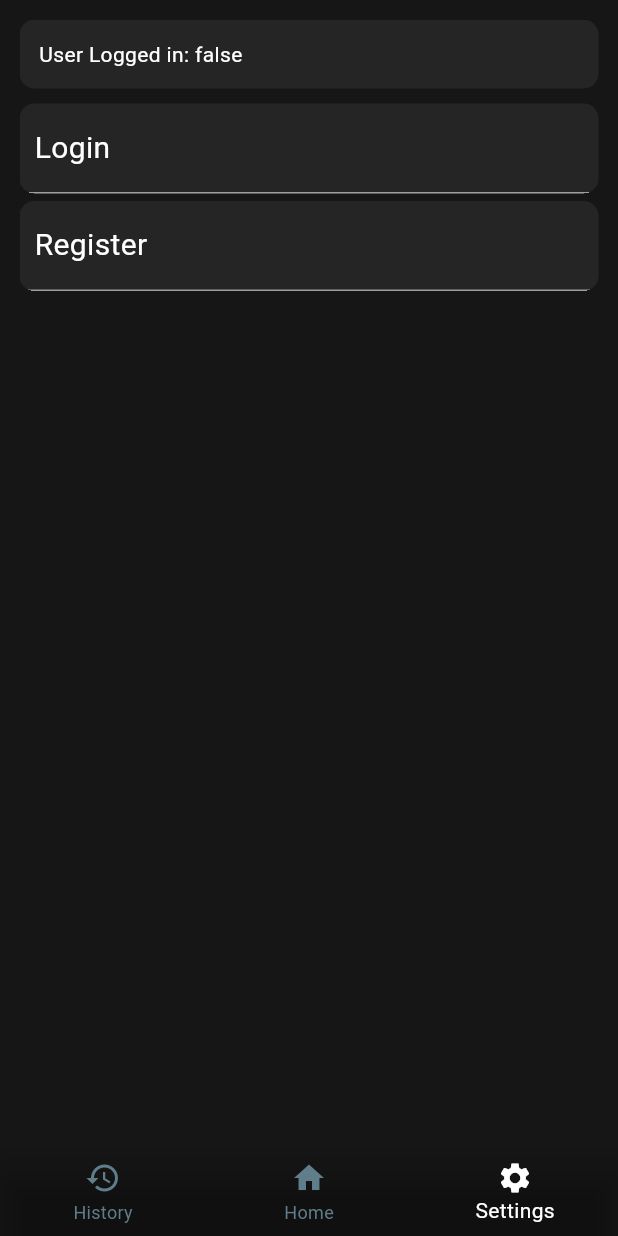
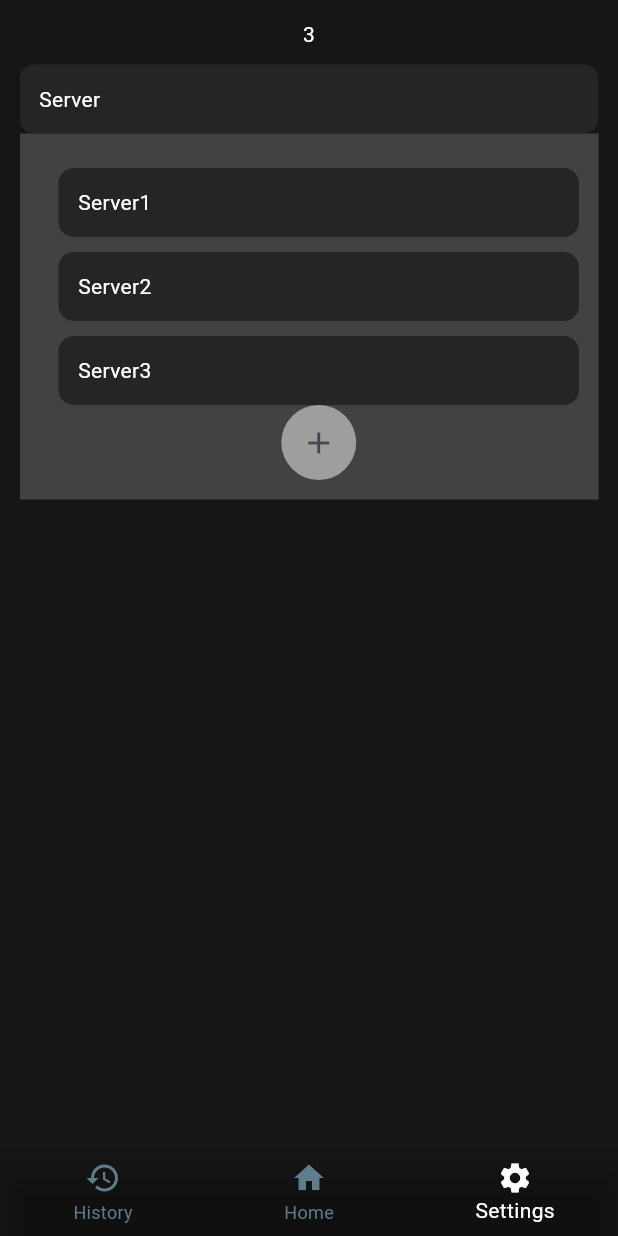
Before and after one commit to Raphael2b3/swarmintelligencemobile, a Flutter app: the screen it shows after launch, item 3 of the bottom bar chosen, on a phone screen of 412 x 824 dp. Run offline on Flutter 3.47's test engine with Material 3 defaults, Android fonts, the phone set to English and light mode, and no system bars; our stand-ins replace go_router; missing offline and left inert: dart:ffi.

Commit message:
some big stuff hapened hier

```diff
--- a/lib/models/app.dart
+++ b/lib/models/app.dart
@@ -1,47 +1,61 @@
 import 'dart:ffi';
 
-class App {
-  List<Server>? connectons;
-  Server? activeConnection;
+import 'package:flutter/material.dart';
+
+class App extends ChangeNotifier {
+  // instanz ist die app
+  List<Server>?
+      connectons; //im local storage // wird angezeigt // ändert sich nur bei der anzeige
+  Server?
+      activeConnection; //im ram kann sich ändern // wird angezeigt // ändert sich für andere anzeigen
 }
 
-class Server {
+class Server extends ChangeNotifier {
+  Server({this.name, this.auth, this.history});
+  String? name;
   Auth? auth;
   History? history;
 }
 
-class Auth {
-  String? acesstoken;
+class Auth extends ChangeNotifier {
+  Auth({this.url, this.acesstoken});
+  String? url; // im ram, kann sich ändern
+  String? acesstoken; //im ram, ändert sich!
 }
 
-class History {
-  List<Query>? queries;
-  List<Interactable>? interactions;
+class History extends ChangeNotifier {
+  History({this.queries, this.interactions});
+  List<Query>? queries; // im localstorage, ram,  ändern
+  List<Interactable>? interactions; // im localstorage, ram, kann sich ändern
 }
 
 class Query {
-  String? queringString;
+  Query({this.orderby, this.queringString, this.tags});
+  String? queringString; // im ram kann sich ändern
 
-  List<String>? tags;
+  List<String>? tags; // im ram kann sich ändern
 
-  String? orderby;
+  String? orderby; // im ram, ändert sich!
 }
 
 class Interactable {}
 
 class HistoryStatement extends Interactable {
-  Long? id;
-  String? text;
+  HistoryStatement({this.id, this.text});
+  Long? id; // im localstorage, ram, ändert sich nicht!
+  String? text; // im localstorage, ram, ändert sich nicht!
 }
 
 class HistoryConnection extends Interactable {
-  Long? id;
-  HistoryStatement? thesis;
-  HistoryStatement? argument;
+  HistoryConnection({this.id, this.argument, this.thesis});
+  Long? id; // im localstorage, ram, ändert sich nicht!
+  HistoryStatement? thesis; // im localstorage, ram, ändert sich nicht!
+  HistoryStatement? argument; // im localstorage, ram, ändert sich nicht!
 }
 
 class HistoryEquation extends Interactable {
-  Long? id;
-  HistoryStatement? left;
-  HistoryStatement? right;
+  HistoryEquation({this.id, this.left, this.right});
+  Long? id; // im localstorage, ram, ändert sich nicht!
+  HistoryStatement? left; // im localstorage, ram, ändert sich nicht!
+  HistoryStatement? right; // im localstorage, ram, ändert sich nicht!
 }
--- /dev/null
+++ b/lib/state_management/store_restore.dart
@@ -0,0 +1,5 @@
+import 'package:swarmintelligencemobile/models/app.dart';
+
+Server get_default_ServerConnection() {
+  return Server(auth: null);
+}
--- /dev/null
+++ b/lib/states/active_server.dart
@@ -0,0 +1,7 @@
+import 'package:flutter/material.dart';
+import 'package:swarmintelligencemobile/models/app.dart';
+
+class ActiveServer extends ChangeNotifier {
+  // ignore: non_constant_identifier_names
+  Server? active;
+}
--- /dev/null
+++ b/lib/states/server_list.dart
@@ -0,0 +1,11 @@
+import 'package:flutter/material.dart';
+import 'package:swarmintelligencemobile/models/app.dart';
+
+class ServerList extends ChangeNotifier {
+  // ignore: non_constant_identifier_names
+  List<Server> servers = [
+    Server(name: "Server1"),
+    Server(name: "Server2"),
+    Server(name: "Server3")
+  ];
+}
--- a/lib/ui/screens/home.dart
+++ b/lib/ui/screens/home.dart
@@ -2,6 +2,8 @@ import 'package:flutter/material.dart';
 import 'package:go_router/go_router.dart';
 import 'package:provider/provider.dart';
 import 'package:swarmintelligencemobile/constants/styles.dart';
+import 'package:swarmintelligencemobile/models/app.dart';
+import 'package:swarmintelligencemobile/states/active_server.dart';
 import 'package:swarmintelligencemobile/states/userauth.dart';
 
 class Home extends StatelessWidget {
@@ -14,6 +16,14 @@ class Home extends StatelessWidget {
 
   @override
   Widget build(BuildContext context) {
+    ChangeNotifierProvider<History> history = ChangeNotifierProvider<History>(
+        create: (context) => History(queries: null, interactions: null));
+    ChangeNotifierProvider<ActiveServer> activeserver =
+        ChangeNotifierProvider<ActiveServer>(
+      create: (context) => ActiveServer(),
+      //update: (BuildContext context, value, previous) {},
+    );
+
     List<BottomNavigationBarItem> items = const [
       BottomNavigationBarItem(
         icon: Icon(Icons.history),
@@ -29,8 +39,8 @@ class Home extends StatelessWidget {
       ),
     ];
 
-    return ChangeNotifierProvider<UserAuth>(
-      create: (context) => UserAuth(),
+    return MultiProvider(
+      providers: [history, activeserver],
       child: Scaffold(
         backgroundColor: AppColors.backgroundark,
         body: Container(margin: const EdgeInsets.all(13), child: navShell),
--- a/lib/ui/screens/login.dart
+++ b/lib/ui/screens/login.dart
@@ -1,4 +1,5 @@
 import 'package:flutter/material.dart';
+import 'package:swarmintelligencemobile/ui/widgets/modelviews/login_server_connection.dart';
 
 class LoginPage extends StatelessWidget {
   const LoginPage({super.key});
@@ -11,7 +12,9 @@ class LoginPage extends StatelessWidget {
           "Login",
           style: TextStyle(fontSize: 20),
         ),
-        ListView()
+        Column(
+          children: [LoginServerConnection()],
+        )
       ],
     );
   }
--- a/lib/ui/screens/setting.dart
+++ b/lib/ui/screens/setting.dart
@@ -1,14 +1,31 @@
 import 'package:flutter/material.dart';
-import 'package:swarmintelligencemobile/ui/widgets/inputs/buttons/authorization_button.dart';
-import 'package:swarmintelligencemobile/ui/widgets/modelviews/userinformation.dart';
+import 'package:provider/provider.dart';
+import 'package:swarmintelligencemobile/states/server_list.dart';
+import 'package:swarmintelligencemobile/ui/widgets/inputs/buttons/addbutton.dart';
+import 'package:swarmintelligencemobile/ui/widgets/modelviews/server/server_card.dart';
+import 'package:swarmintelligencemobile/ui/widgets/primitives/cathegory.dart';
+import 'package:swarmintelligencemobile/ui/widgets/primitives/sub_card.dart';
 
 class SettingPage extends StatelessWidget {
   const SettingPage({super.key});
 
   @override
   Widget build(BuildContext context) {
-    return const Column(
-      children: [UserInformations(), AuthorizationButton()],
+    var serverlist = ServerList();
+
+    return ChangeNotifierProvider.value(
+      value: serverlist,
+      child: Column(
+        children: [
+          Text(serverlist.servers.length.toString()),
+          CathegoryCard(
+              title: "Server",
+              contents: serverlist.servers
+                      .map<Widget>((e) => ServerCard(server: e))
+                      .toList() +
+                  [AddButton(onPressed: () {})]),
+        ],
+      ),
     );
   }
 }
--- a/lib/ui/widgets/inputs/buttons/authorization_button.dart
+++ /dev/null
@@ -1,65 +0,0 @@
-import 'package:flutter/material.dart';
-import 'package:go_router/go_router.dart';
-import 'package:provider/provider.dart';
-import 'package:swarmintelligencemobile/states/userauth.dart';
-import 'package:swarmintelligencemobile/ui/widgets/inputs/buttons/cathegorybutton.dart';
-import 'package:swarmintelligencemobile/ui/widgets/inputs/buttons/votebutton.dart';
-
-class AuthorizationButton extends StatelessWidget {
-  const AuthorizationButton({super.key});
-
-  @override
-  Widget build(BuildContext context) {
-    UserAuth auth = Provider.of<UserAuth>(context);
-
-    if (auth.loggedIn) {
-      return CathegoryButton(
-          onClick: () {
-            showDialog<void>(
-              context: context,
-              builder: (BuildContext context) {
-                return AlertDialog.adaptive(
-                  backgroundColor: Colors.grey.shade900,
-                  title: const Text(
-                    "Logout",
-                    style: TextStyle(color: Colors.white),
-                  ),
-                  content: const Text(
-                    'Do you really want to logout?',
-                  ),
-                  actions: [
-                    Votebutton.down(
-                        onClick: () {
-                          context.pop();
-                        },
-                        text: "No"),
-                    Votebutton.up(
-                        onClick: () {
-                          auth.loggedIn = false;
-                          context.pop();
-                        },
-                        text: "Logout"),
-                  ],
-                );
-              },
-            );
-          },
-          text: "Logout");
-    } else {
-      return Column(
-        children: [
-          CathegoryButton(
-              onClick: () {
-                context.go("/settings/login");
-              },
-              text: "Login"),
-          CathegoryButton(
-              onClick: () {
-                context.go("/settings/register");
-              },
-              text: "Register")
-        ],
-      );
-    }
-  }
-}
--- a/lib/ui/widgets/inputs/buttons/cathegorybutton.dart
+++ b/lib/ui/widgets/inputs/buttons/cathegorybutton.dart
@@ -13,11 +13,9 @@ class CathegoryButton extends StatelessWidget {
       margin: const EdgeInsets.only(bottom: 5),
       width: double.infinity,
       child: Material(
-        clipBehavior: Clip.hardEdge,
-        borderRadius: BorderRadius.circular(10),
-        color: AppColors.highlightdark,
+        color: AppColors.backgroundark,
         child: InkWell(
-          splashColor: Colors.grey.shade700,
+          splashColor: AppColors.highlightdark,
           onTap: () {
             onClick();
           },
--- /dev/null
+++ b/lib/ui/widgets/modelviews/server/server_card.dart
@@ -0,0 +1,15 @@
+import 'package:flutter/material.dart';
+import 'package:swarmintelligencemobile/models/app.dart';
+import 'package:swarmintelligencemobile/ui/widgets/primitives/default_card.dart';
+
+class ServerCard extends StatelessWidget {
+  final Server server;
+  const ServerCard({super.key, required this.server});
+
+  @override
+  Widget build(BuildContext context) {
+    return DefaultCard(
+      children: [Text(server.name ?? "null")],
+    );
+  }
+}
--- a/lib/ui/widgets/modelviews/userinformation.dart
+++ /dev/null
@@ -1,19 +0,0 @@
-import 'package:flutter/cupertino.dart';
-import 'package:provider/provider.dart';
-import 'package:swarmintelligencemobile/states/userauth.dart';
-import 'package:swarmintelligencemobile/ui/widgets/primitives/default_card.dart';
-
-class UserInformations extends StatelessWidget {
-  const UserInformations({super.key});
-
-  @override
-  Widget build(BuildContext context) {
-    UserAuth value = Provider.of<UserAuth>(context);
-
-    return DefaultCard(
-      children: [
-        Text("User Logged in: ${value.loggedIn}"),
-      ],
-    );
-  }
-}
--- /dev/null
+++ b/lib/ui/widgets/primitives/cathegory.dart
@@ -0,0 +1,27 @@
+import 'package:flutter/material.dart';
+import 'package:swarmintelligencemobile/ui/widgets/primitives/default_card.dart';
+import 'package:swarmintelligencemobile/ui/widgets/primitives/sub_card.dart';
+
+class CathegoryCard extends StatefulWidget {
+  final String title;
+  final List<Widget> contents;
+  const CathegoryCard({super.key, required this.title, required this.contents});
+
+  @override
+  State<CathegoryCard> createState() => _CathegoryCardState();
+}
+
+class _CathegoryCardState extends State<CathegoryCard> {
+  bool expanded = false;
+  void invertExpand() => expanded = !expanded;
+
+  @override
+  Widget build(BuildContext context) {
+    return Column(
+      children: [
+        InkWell(child: DefaultCard(children: [Text(widget.title)])),
+        SubCard(children: widget.contents)
+      ],
+    );
+  }
+}
--- a/lib/ui/widgets/primitives/default_card.dart
+++ b/lib/ui/widgets/primitives/default_card.dart
@@ -7,7 +7,7 @@ class DefaultCard extends StatelessWidget {
   @override
   Widget build(BuildContext context) {
     return Container(
-      margin: const EdgeInsets.only(bottom: 10),
+      margin: const EdgeInsets.only(top: 10),
       padding: const EdgeInsets.all(13),
       alignment: Alignment.topLeft,
       decoration: BoxDecoration(
--- /dev/null
+++ b/lib/ui/widgets/primitives/sub_card.dart
@@ -0,0 +1,19 @@
+import 'package:flutter/cupertino.dart';
+import 'package:flutter/material.dart';
+
+class SubCard extends StatelessWidget {
+  final List<Widget> children;
+  const SubCard({super.key, required this.children});
+
+  @override
+  Widget build(BuildContext context) {
+    return Container(
+      margin: const EdgeInsets.only(bottom: 10),
+      padding: const EdgeInsets.only(top: 13, left: 26, bottom: 13, right: 13),
+      alignment: Alignment.topLeft,
+      color: Colors.grey.shade800,
+      child:
+          Column(mainAxisAlignment: MainAxisAlignment.end, children: children),
+    );
+  }
+}
```
Also changed, not shown: lib/ui/screens/history.dart (+6 -2 lines), lib/ui/widgets/modelviews/login_server_connection.dart (renamed from lib/ui/widgets/modelviews/server_connection.dart, +2 -9 lines), 1 other file.
